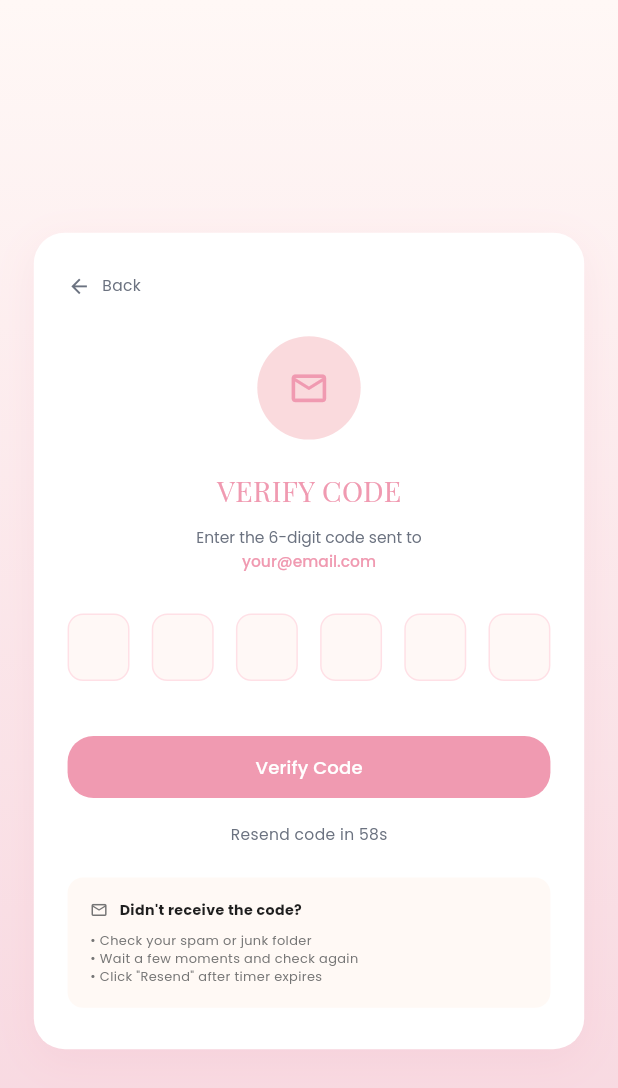
After one commit to srsakilhossen302/Pia_Apps, a Flutter app: the VerifyCodeScreen screen opened directly, on a phone screen of 412 x 824 dp. The commit adds this screen. Shown: the top 1088 px of the screen. Run offline on Flutter 3.47's test engine with Material 3 defaults, Android fonts, the phone set to English and light mode, and no system bars; drawn by our look-alikes of pin_code_fields; our stand-ins replace flutter_screenutil, get, google_fonts, shared_preferences; accounts and stored records are empty.

Commit message:
add verify code  screen

```diff
--- a/lib/Utils/AppIcons/app_icons.dart
+++ b/lib/Utils/AppIcons/app_icons.dart
@@ -10,4 +10,6 @@ class AppIcons {
   static const String ovulationPhase = "$basePath/Icon (23).png";
   static const String follicularPhase = "$basePath/Icon (24).png";
   static const String lutealPhase = "$basePath/Icon (25).png";
+  static const String passwordsIconsR = "$basePath/Icon (26).png";
+  static const String passwordsIconsL = "$basePath/Icon (27).png";
 }
--- a/lib/View/Screen/Auth/Forgot_Password/forgot_password_controller.dart
+++ b/lib/View/Screen/Auth/Forgot_Password/forgot_password_controller.dart
@@ -1,5 +1,6 @@
 import 'package:flutter/material.dart';
 import 'package:get/get.dart';
+import '../Verify_Code/verify_code_screen.dart';
 
 class ForgotPasswordController extends GetxController {
   final GlobalKey<FormState> formKey = GlobalKey<FormState>();
@@ -22,7 +23,11 @@ class ForgotPasswordController extends GetxController {
           "Verification code sent to ${emailController.text}",
         );
 
-        // Navigate to OTP Screen (to be implemented later)
+        // Navigate to OTP Screen
+        Get.to(
+          () => VerifyCodeScreen(),
+          arguments: {'email': emailController.text},
+        );
       } catch (e) {
         Get.snackbar("Error", "Something went wrong: $e");
       } finally {
--- a/lib/View/Screen/Auth/Sign_Up/sign_up_controller.dart
+++ b/lib/View/Screen/Auth/Sign_Up/sign_up_controller.dart
@@ -1,5 +1,6 @@
 import 'package:flutter/material.dart';
 import 'package:get/get.dart';
+import '../Verify_Code/verify_code_screen.dart';
 
 class SignUpController extends GetxController {
   final GlobalKey<FormState> formKey = GlobalKey<FormState>();
@@ -40,8 +41,15 @@ class SignUpController extends GetxController {
         // Simulate API call
         await Future.delayed(const Duration(seconds: 2));
 
-        // Navigate to next screen or showing success
-        Get.snackbar("Success", "Account created successfully");
+        // Navigate to VerifyCodeScreen with email
+        Get.to(
+          () => VerifyCodeScreen(),
+          arguments: {'email': emailController.text},
+        );
+        Get.snackbar(
+          "Success",
+          "Account created successfully. Please verify your email.",
+        );
       } catch (e) {
         Get.snackbar("Error", "Something went wrong: $e");
       } finally {
--- /dev/null
+++ b/lib/View/Screen/Auth/Verify_Code/verify_code_controller.dart
@@ -0,0 +1,74 @@
+import 'dart:async';
+import 'package:get/get.dart';
+import '../Reset_Password/reset_password_screen.dart';
+
+class VerifyCodeController extends GetxController {
+  String email = "";
+  var otp = "".obs;
+  var isLoading = false.obs;
+  var timerValue = 59.obs;
+  Timer? _timer;
+
+  @override
+  void onInit() {
+    super.onInit();
+    // Get arguments if passed, e.g. email
+    if (Get.arguments != null) {
+      email = Get.arguments['email'] ?? "your@email.com";
+    } else {
+      email = "your@email.com"; // Default for preview
+    }
+    startTimer();
+  }
+
+  void startTimer() {
+    timerValue.value = 59;
+    _timer?.cancel();
+    _timer = Timer.periodic(const Duration(seconds: 1), (timer) {
+      if (timerValue.value > 0) {
+        timerValue.value--;
+      } else {
+        _timer?.cancel();
+      }
+    });
+  }
+
+  void resendCode() {
+    if (timerValue.value == 0) {
+      // Logic to resend code
+      print("Resending code to $email");
+      startTimer();
+      Get.snackbar("Sent", "New code sent to your email");
+    }
+  }
+
+  Future<void> verifyCode() async {
+    if (otp.value.length == 6) {
+      isLoading.value = true;
+      try {
+        // TODO: Implement Verify OTP API logic here
+        print("Verify Logic: OTP: ${otp.value}");
+
+        // Simulate API call
+        await Future.delayed(const Duration(seconds: 2));
+
+        Get.snackbar("Success", "Email verified successfully");
+
+        // Navigate to Reset Password Screen
+        Get.to(() => ResetPasswordScreen());
+      } catch (e) {
+        Get.snackbar("Error", "Invalid OTP");
+      } finally {
+        isLoading.value = false;
+      }
+    } else {
+      Get.snackbar("Error", "Please enter a valid 6-digit code");
+    }
+  }
+
+  @override
+  void onClose() {
+    _timer?.cancel();
+    super.onClose();
+  }
+}
--- /dev/null
+++ b/lib/View/Screen/Auth/Verify_Code/verify_code_screen.dart
@@ -0,0 +1,306 @@
+import 'package:flutter/material.dart';
+import 'package:flutter_screenutil/flutter_screenutil.dart';
+import 'package:get/get.dart';
+import 'package:google_fonts/google_fonts.dart';
+import 'package:pin_code_fields/pin_code_fields.dart';
+import '../../../../Utils/AppColors/app_colors.dart';
+import 'verify_code_controller.dart';
+
+class VerifyCodeScreen extends StatelessWidget {
+  final VerifyCodeController controller = Get.put(VerifyCodeController());
+
+  VerifyCodeScreen({super.key});
+
+  @override
+  Widget build(BuildContext context) {
+    return Scaffold(
+      body: Container(
+        width: double.infinity,
+        height: double.infinity,
+        decoration: const BoxDecoration(
+          gradient: LinearGradient(
+            begin: Alignment.topCenter,
+            end: Alignment.bottomCenter,
+            colors: [AppColors.splashColor1, AppColors.splashColor2],
+          ),
+        ),
+        child: SingleChildScrollView(
+          child: Padding(
+            padding: EdgeInsets.symmetric(horizontal: 24.w),
+            child: Column(
+              children: [
+                SizedBox(height: 180.h),
+
+                // Card
+                Container(
+                  padding: EdgeInsets.symmetric(
+                    horizontal: 24.w,
+                    vertical: 32.h,
+                  ),
+                  decoration: BoxDecoration(
+                    color: Colors.white,
+                    borderRadius: BorderRadius.circular(24.r),
+                    boxShadow: [
+                      BoxShadow(
+                        color: const Color(0xFFF09AB1).withOpacity(0.15),
+                        blurRadius: 24,
+                        offset: const Offset(0, 8),
+                      ),
+                    ],
+                  ),
+                  child: Column(
+                    children: [
+                      // Back Button
+                      Align(
+                        alignment: Alignment.centerLeft,
+                        child: GestureDetector(
+                          onTap: () {
+                            Get.back();
+                          },
+                          child: Row(
+                            mainAxisSize: MainAxisSize.min,
+                            children: [
+                              Icon(
+                                Icons.arrow_back,
+                                size: 18.sp,
+                                color: const Color(0xFF6B7280),
+                              ),
+                              SizedBox(width: 8.w),
+                              Text(
+                                "Back",
+                                style: GoogleFonts.poppins(
+                                  fontSize: 12.sp,
+                                  color: const Color(0xFF6B7280),
+                                ),
+                              ),
+                            ],
+                          ),
+                        ),
+                      ),
+                      SizedBox(height: 30.h),
+
+                      // Icon Circle
+                      Container(
+                        width: 80.w,
+                        height: 80.h,
+                        decoration: const BoxDecoration(
+                          color: Color(0xFFFADADD), // Light pink circle
+                          shape: BoxShape.circle,
+                        ),
+                        child: Center(
+                          child: Icon(
+                            Icons.mail_outline,
+                            size: 32.sp,
+                            color: const Color(0xFFF09AB1),
+                          ),
+                        ),
+                      ),
+                      SizedBox(height: 24.h),
+
+                      // Title
+                      Text(
+                        "VERIFY CODE",
+                        style: GoogleFonts.playfairDisplay(
+                          fontSize: 22.sp,
+                          color: const Color(0xFFF09AB1),
+                          fontWeight: FontWeight.w400,
+                        ),
+                      ),
+                      SizedBox(height: 12.h),
+
+                      // Subtitle
+                      RichText(
+                        textAlign: TextAlign.center,
+                        text: TextSpan(
+                          text: "Enter the 6-digit code sent to\n",
+                          style: GoogleFonts.poppins(
+                            fontSize: 12.sp,
+                            color: const Color(0xFF6B7280),
+                            height: 1.5,
+                          ),
+                          children: [
+                            TextSpan(
+                              text: controller.email,
+                              style: GoogleFonts.poppins(
+                                color: const Color(0xFFF09AB1),
+                                fontWeight: FontWeight.w500,
+                              ),
+                            ),
+                          ],
+                        ),
+                      ),
+                      SizedBox(height: 30.h),
+
+                      // OTP Fields
+                      PinCodeTextField(
+                        appContext: context,
+                        length: 6,
+                        obscureText: false,
+                        animationType: AnimationType.fade,
+                        pinTheme: PinTheme(
+                          shape: PinCodeFieldShape.box,
+                          borderRadius: BorderRadius.circular(12.r),
+                          fieldHeight: 48.w,
+                          fieldWidth: 44.w,
+                          activeFillColor: const Color(0xFFFFF8F6),
+                          inactiveFillColor: const Color(0xFFFFF8F6),
+                          selectedFillColor: const Color(0xFFFFF8F6),
+                          activeColor: const Color(
+                            0xFFF09AB1,
+                          ), // Pink border when active
+                          inactiveColor: const Color(
+                            0xFFFFE0E6,
+                          ), // Light pink border when inactive
+                          selectedColor: const Color(0xFFF09AB1),
+                          borderWidth: 1,
+                        ),
+                        animationDuration: const Duration(milliseconds: 300),
+                        backgroundColor: Colors.transparent,
+                        enableActiveFill: true,
+                        keyboardType: TextInputType.number,
+                        textStyle: GoogleFonts.poppins(
+                          fontSize: 18.sp,
+                          color: const Color(0xFFF09AB1),
+                          fontWeight: FontWeight.w600,
+                        ),
+                        onChanged: (value) {
+                          controller.otp.value = value;
+                        },
+                        beforeTextPaste: (text) {
+                          return true;
+                        },
+                      ),
+
+                      SizedBox(height: 24.h),
+
+                      // Verify Button
+                      SizedBox(
+                        width: double.infinity,
+                        height: 48.h,
+                        child: Obx(
+                          () => ElevatedButton(
+                            onPressed: controller.isLoading.value
+                                ? null
+                                : controller.verifyCode,
+                            style: ElevatedButton.styleFrom(
+                              backgroundColor: const Color(0xFFF09AB1),
+                              foregroundColor: Colors.white,
+                              shape: RoundedRectangleBorder(
+                                borderRadius: BorderRadius.circular(20.r),
+                              ),
+                              elevation: 0,
+                            ),
+                            child: controller.isLoading.value
+                                ? const CircularProgressIndicator(
+                                    color: Colors.white,
+                                  )
+                                : Text(
+                                    "Verify Code",
+                                    style: GoogleFonts.poppins(
+                                      fontSize: 14.sp,
+                                      fontWeight: FontWeight.w500,
+                                    ),
+                                  ),
+                          ),
+                        ),
+                      ),
+
+                      SizedBox(height: 20.h),
+
+                      // Resend Timer
+                      Obx(() {
+                        if (controller.timerValue.value > 0) {
+                          return Text(
+                            "Resend code in ${controller.timerValue.value}s",
+                            style: GoogleFonts.poppins(
+                              color: const Color(0xFF6B7280),
+                              fontSize: 12.sp,
+                            ),
+                          );
+                        } else {
+                          return GestureDetector(
+                            onTap: controller.resendCode,
+                            child: Text(
+                              "Resend Code",
+                              style: GoogleFonts.poppins(
+                                color: const Color(0xFFF09AB1),
+                                fontSize: 13.sp,
+                                fontWeight: FontWeight.bold,
+                                decoration: TextDecoration.underline,
+                                decorationColor: const Color(0xFFF09AB1),
+                              ),
+                            ),
+                          );
+                        }
+                      }),
+
+                      SizedBox(height: 24.h),
+
+                      // Info Note
+                      Container(
+                        padding: EdgeInsets.all(16.w),
+                        decoration: BoxDecoration(
+                          color: const Color(0xFFFFF9F5), // Light beige/pink
+                          borderRadius: BorderRadius.circular(12.r),
+                        ),
+                        child: Column(
+                          crossAxisAlignment: CrossAxisAlignment.start,
+                          children: [
+                            Row(
+                              children: [
+                                Icon(
+                                  Icons.mail_outline,
+                                  size: 14.sp,
+                                  color: Colors.grey[600],
+                                ), // Used mail_outline as approximation for the icon in image
+                                SizedBox(width: 8.w),
+                                Text(
+                                  "Didn't receive the code?",
+                                  style: GoogleFonts.poppins(
+                                    fontSize: 11.sp,
+                                    color: const Color(0xFF1F1F1F),
+                                    fontWeight: FontWeight.w700,
+                                  ),
+                                ),
+                              ],
+                            ),
+                            SizedBox(height: 8.h),
+                            Text(
+                              "• Check your spam or junk folder",
+                              style: GoogleFonts.poppins(
+                                fontSize: 10.sp,
+                                color: Colors.grey[600],
+                              ),
+                            ),
+                            Text(
+                              "• Wait a few moments and check again",
+                              style: GoogleFonts.poppins(
+                                fontSize: 10.sp,
+                                color: Colors.grey[600],
+                              ),
+                            ),
+                            GestureDetector(
+                              onTap: controller.resendCode,
+                              child: Text(
+                                "• Click \"Resend\" after timer expires",
+                                style: GoogleFonts.poppins(
+                                  fontSize: 10.sp,
+                                  color: Colors.grey[600],
+                                ),
+                              ),
+                            ),
+                          ],
+                        ),
+                      ),
+                    ],
+                  ),
+                ),
+                SizedBox(height: 30.h),
+              ],
+            ),
+          ),
+        ),
+      ),
+    );
+  }
+}
--- a/pubspec.yaml
+++ b/pubspec.yaml
@@ -38,6 +38,7 @@ dependencies:
   get: ^4.7.3
   flutter_screenutil: ^5.9.3
   google_fonts: ^8.0.1
+  pin_code_fields: ^8.0.1
 
 dev_dependencies:
   flutter_test:
```
Also changed, not shown: assets/icons/Icon (26).png (added), assets/icons/Icon (27).png (added), pubspec.lock.
